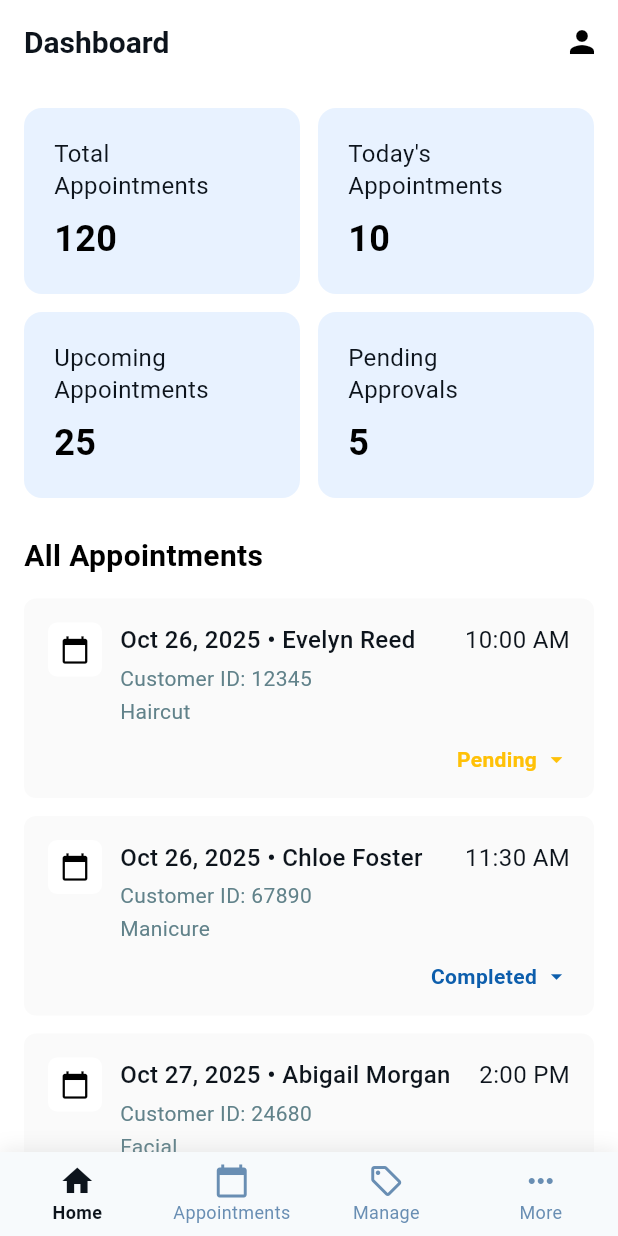
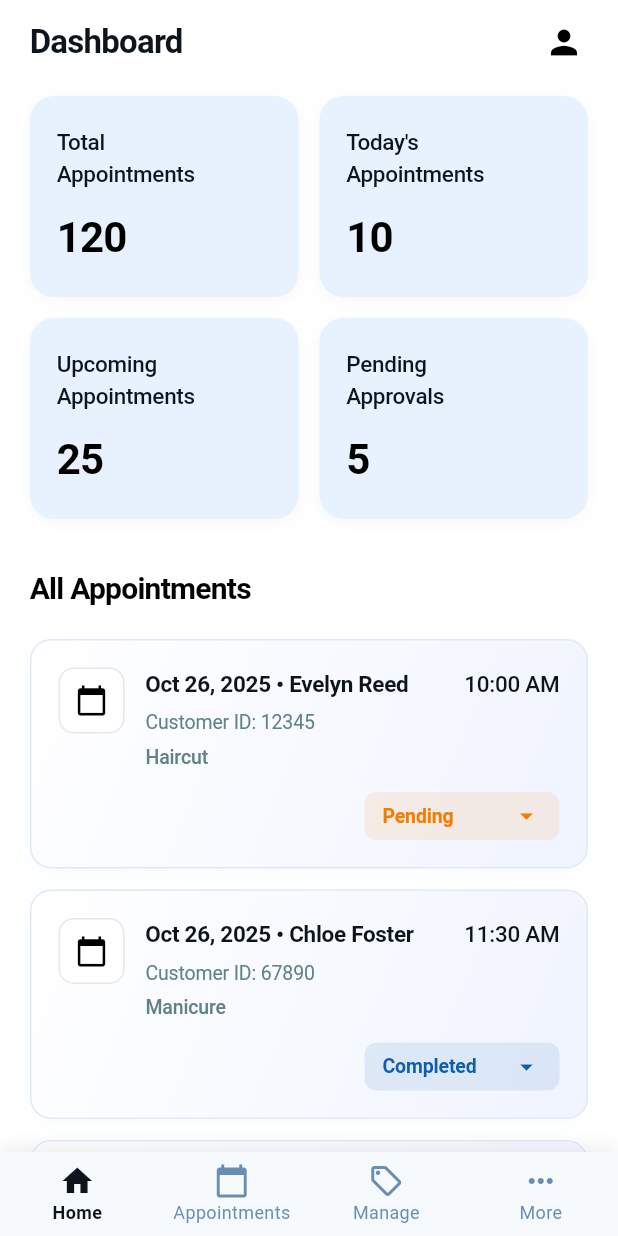
Before and after one commit to Saloon-Booking-System-SLT/Owner-Mobile-App, a Flutter app: the DashboardScreen screen opened directly, on a phone screen of 412 x 824 dp. Run offline on Flutter 3.47's test engine with Material 3 defaults, Android fonts, the light colour scheme and no system bars; our stand-ins replace image_picker, table_calendar.

Commit message:
Update Dashboard and Success screens
Refactor UI components: Clean up code, adjust paddings, and enhance styling for better readability and aesthetics

```diff
--- a/lib/core/theme/colors.dart
+++ b/lib/core/theme/colors.dart
@@ -10,7 +10,6 @@ class AppColors {
   static const Color searchBarBackground = Color(0xFFE5EDF5);
   static const Color navBackground = Color(0xFFF7FAFC);
   static const Color cardBackground = Color(0x1FE6E6E6);
-
 
   // ---- Buttons ----
   static const Color buttonPrimary = Color(0xFF0056A4);
@@ -44,12 +43,12 @@ class AppColors {
   static const Color snackBar = Color(0xFF4CAF50);
   static const Color duration = Color(0xFF4A709C);
   static const Color transparent = Colors.transparent;
-  static const Color dashboardText=Color(0xFF61828A);
-  static const Color statusRed=Color(0xFFD32F2F);
-  static const Color statusBlue=Color(0xFF0D5EAC);
-  static const Color statusGreen=Color(0xFF388E3C);
-  static const Color statusNone=Color(0xFF616161);
-  static const Color statusYellow=Color(0xFFFFC107);
+  static const Color dashboardText = Color(0xFF61828A);
+  static const Color statusRed = Color(0xFFD32F2F);
+  static const Color statusBlue = Color(0xFF0D5EAC);
+  static const Color statusGreen = Color(0xFF388E3C);
+  static const Color statusNone = Color(0xFF616161);
+  static const Color statusYellow = Color(0xFFF57C00);
 
   // ---- Borders & Dividers ----
   static const Color borderPrimary = Color(0x80000000); // 1px
@@ -57,8 +56,8 @@ class AppColors {
   static const Color placeholderBorder = Color(0x804C24BC); // 1px
   static const Color divider = Color(0xFFA2A2A2); // 1px
   static const Color tabDivider = Color(0xFFCFDBE8);
-  static const Color borderImage=Color(0xFFC3C2C2);
-  static const Color borderCard=Color(0x4D000000);
+  static const Color borderImage = Color(0xFFC3C2C2);
+  static const Color borderCard = Color(0x4D000000);
 
   // ---- Icons -----
   static const Color serviceSearchIcon = Color(0x800056A4);
--- a/lib/presentation/screens/auth/successscreen.dart
+++ b/lib/presentation/screens/auth/successscreen.dart
@@ -17,24 +17,22 @@ class _AccountSuccessScreenState extends State<AccountSuccessScreen> {
       if (mounted) {
         Navigator.pushAndRemoveUntil(
           context,
-          MaterialPageRoute(
-            builder: (context) => const LoginScreen(),
-          ),
-              (route) => false,
+          MaterialPageRoute(builder: (context) => const LoginScreen()),
+          (route) => false,
         );
       }
     });
   }
 
-  void _handleClose(BuildContext context) {
-    Navigator.pushAndRemoveUntil(
-      context,
-      MaterialPageRoute(
-        builder: (context) => const LoginScreen(),
-      ),
-          (route) => false,
-    );
-  }
+  // void _handleClose(BuildContext context) {
+  //   Navigator.pushAndRemoveUntil(
+  //     context,
+  //     MaterialPageRoute(
+  //       builder: (context) => const LoginScreen(),
+  //     ),
+  //         (route) => false,
+  //   );
+  // }
 
   @override
   Widget build(BuildContext context) {
@@ -57,11 +55,7 @@ class _AccountSuccessScreenState extends State<AccountSuccessScreen> {
                       color: Color(0xFF0D5EAC),
                       shape: BoxShape.circle,
                     ),
-                    child: const Icon(
-                      Icons.check,
-                      size: 70,
-                      color: Colors.white,
-                    ),
+                    child: const Icon(Icons.check, size: 70, color: Colors.white),
                   ),
                   const SizedBox(height: 32),
 
@@ -82,26 +76,26 @@ class _AccountSuccessScreenState extends State<AccountSuccessScreen> {
           ),
 
           // Close button
-          Positioned(
-            top: 40,
-            right: 16,
-            child: GestureDetector(
-              onTap: () => _handleClose(context),
-              child: Container(
-                width: 36,
-                height: 36,
-                decoration: BoxDecoration(
-                  color: Colors.grey[400],
-                  shape: BoxShape.circle,
-                ),
-                child: const Icon(
-                  Icons.close,
-                  size: 20,
-                  color: Colors.white,
-                ),
-              ),
-            ),
-          ),
+          // Positioned(
+          //   top: 40,
+          //   right: 16,
+          //   child: GestureDetector(
+          //     onTap: () => _handleClose(context),
+          //     child: Container(
+          //       width: 36,
+          //       height: 36,
+          //       decoration: BoxDecoration(
+          //         color: Colors.grey[400],
+          //         shape: BoxShape.circle,
+          //       ),
+          //       child: const Icon(
+          //         Icons.close,
+          //         size: 20,
+          //         color: Colors.white,
+          //       ),
+          //     ),
+          //   ),
+          // ),
         ],
       ),
     );
--- a/lib/presentation/screens/home/dashboardscreen.dart
+++ b/lib/presentation/screens/home/dashboardscreen.dart
@@ -26,28 +26,31 @@ class _DashboardScreenState extends State<DashboardScreen> {
       backgroundColor: AppColors.white,
       appBar: AppBar(
         automaticallyImplyLeading: false,
+        surfaceTintColor: Colors.transparent,
         backgroundColor: AppColors.white,
         elevation: 0,
+        titleSpacing: 20,
         title: const Text(
           'Dashboard',
           style: TextStyle(
             color: AppColors.textPrimary,
-            fontSize: 20,
+            fontSize: 22,
             fontWeight: FontWeight.w700,
+            letterSpacing: -0.5,
           ),
         ),
-        // centerTitle: true,
         actions: [
-          IconButton(
-            icon: const Icon(Icons.person, color: AppColors.black),
+          Padding(
+            padding: const EdgeInsets.only(right: 12),
+            child: IconButton(
+              icon: const Icon(Icons.person, color: AppColors.black, size: 26),
               onPressed: () {
                 Navigator.push(
                   context,
-                MaterialPageRoute(
-                  builder: (context) => const SalonProfileScreen(),
-                ),
+                  MaterialPageRoute(builder: (context) => const SalonProfileScreen()),
                 );
               },
+            ),
           ),
         ],
       ),
@@ -55,47 +58,43 @@ class _DashboardScreenState extends State<DashboardScreen> {
         child: Column(
           crossAxisAlignment: CrossAxisAlignment.start,
           children: [
+            const SizedBox(height: 8),
             Padding(
-              padding: const EdgeInsets.all(16.0),
+              padding: const EdgeInsets.symmetric(horizontal: 20.0),
               child: Column(
                 children: [
                   Row(
                     children: [
-                      Expanded(
-                        child: _buildStatCard('Total\nAppointments', '120'),
-                      ),
-                      const SizedBox(width: 12),
-                      Expanded(
-                        child: _buildStatCard('Today\'s\nAppointments', '10'),
-                      ),
+                      Expanded(child: _buildStatCard('Total\nAppointments', '120')),
+                      const SizedBox(width: 14),
+                      Expanded(child: _buildStatCard('Today\'s\nAppointments', '10')),
                     ],
                   ),
-                  const SizedBox(height: 12),
+                  const SizedBox(height: 14),
                   Row(
                     children: [
-                      Expanded(
-                        child: _buildStatCard('Upcoming\nAppointments', '25'),
-                      ),
-                      const SizedBox(width: 12),
-                      Expanded(
-                        child: _buildStatCard('Pending\nApprovals', '5'),
-                      ),
+                      Expanded(child: _buildStatCard('Upcoming\nAppointments', '25')),
+                      const SizedBox(width: 14),
+                      Expanded(child: _buildStatCard('Pending\nApprovals', '5')),
                     ],
                   ),
                 ],
               ),
             ),
+            const SizedBox(height: 24),
             const Padding(
-              padding: EdgeInsets.symmetric(horizontal: 16.0, vertical: 8),
+              padding: EdgeInsets.symmetric(horizontal: 20.0, vertical: 8),
               child: Text(
                 'All Appointments',
                 style: TextStyle(
                   fontSize: 20,
                   fontWeight: FontWeight.w700,
                   color: AppColors.black,
+                  letterSpacing: -0.5,
                 ),
               ),
             ),
+            const SizedBox(height: 4),
             _buildAppointmentItem(
               index: 0,
               date: 'Oct 26, 2025',
@@ -138,29 +137,39 @@ class _DashboardScreenState extends State<DashboardScreen> {
 
   Widget _buildStatCard(String title, String value) {
     return Container(
-      padding: const EdgeInsets.all(20),
+      padding: const EdgeInsets.symmetric(horizontal: 18, vertical: 20),
       decoration: BoxDecoration(
         color: const Color(0xFFE8F2FF),
-        borderRadius: BorderRadius.circular(12),
+        borderRadius: BorderRadius.circular(16),
+        boxShadow: [
+          BoxShadow(
+            color: Colors.black.withOpacity(0.03),
+            blurRadius: 8,
+            offset: const Offset(0, 2),
+          ),
+        ],
       ),
       child: Column(
         crossAxisAlignment: CrossAxisAlignment.start,
         children: [
           Text(
             title,
-            style: TextStyle(
-              fontSize: 16,
+            style: const TextStyle(
+              fontSize: 15,
               color: AppColors.textPrimary,
-              height: 1.3,
+              height: 1.4,
+              fontWeight: FontWeight.w500,
+              letterSpacing: -0.2,
             ),
           ),
-          const SizedBox(height: 8),
+          const SizedBox(height: 12),
           Text(
             value,
             style: const TextStyle(
-              fontSize: 24,
+              fontSize: 28,
               fontWeight: FontWeight.w700,
               color: AppColors.black,
+              letterSpacing: -0.5,
             ),
           ),
         ],
@@ -180,11 +189,23 @@ class _DashboardScreenState extends State<DashboardScreen> {
     final statusColor = _getStatusColor(status);
 
     return Container(
-      margin: const EdgeInsets.symmetric(horizontal: 16, vertical: 6),
-      padding: const EdgeInsets.all(16),
+      margin: const EdgeInsets.symmetric(horizontal: 20, vertical: 7),
+      padding: const EdgeInsets.all(18),
       decoration: BoxDecoration(
-        color: const Color(0x80F5F5F5),
-        borderRadius: BorderRadius.circular(8),
+        gradient: LinearGradient(
+          begin: Alignment.topLeft,
+          end: Alignment.bottomRight,
+          colors: [Colors.white, const Color(0xFFF0F4FF)],
+        ),
+        borderRadius: BorderRadius.circular(14),
+        border: Border.all(color: const Color(0xFFE1E8F5), width: 1),
+        boxShadow: [
+          BoxShadow(
+            color: Colors.blue.withOpacity(0.04),
+            blurRadius: 8,
+            offset: const Offset(0, 2),
+          ),
+        ],
       ),
       child: Column(
         crossAxisAlignment: CrossAxisAlignment.start,
@@ -193,18 +214,15 @@ class _DashboardScreenState extends State<DashboardScreen> {
             crossAxisAlignment: CrossAxisAlignment.start,
             children: [
               Container(
-                padding: const EdgeInsets.all(8),
+                padding: const EdgeInsets.all(10),
                 decoration: BoxDecoration(
                   color: AppColors.white,
-                  borderRadius: BorderRadius.circular(6),
+                  borderRadius: BorderRadius.circular(10),
+                  border: Border.all(color: const Color(0xFFE5E7EB), width: 1),
                 ),
-                child: Icon(
-                  Icons.calendar_today,
-                  size: 20,
-                  color: AppColors.black,
+                child: const Icon(Icons.calendar_today, size: 22, color: AppColors.black),
               ),
-              ),
-              const SizedBox(width: 12),
+              const SizedBox(width: 14),
               Expanded(
                 child: Column(
                   crossAxisAlignment: CrossAxisAlignment.start,
@@ -216,39 +234,44 @@ class _DashboardScreenState extends State<DashboardScreen> {
                           child: Text(
                             '$date • $name',
                             style: const TextStyle(
-                              fontSize: 16,
-                              fontWeight: FontWeight.w500,
+                              fontSize: 15,
+                              fontWeight: FontWeight.w600,
                               color: AppColors.textPrimary,
+                              letterSpacing: -0.2,
                             ),
                             overflow: TextOverflow.ellipsis,
                           ),
                         ),
+                        const SizedBox(width: 8),
                         Text(
                           time,
-                          style: TextStyle(
-                            fontSize: 16,
+                          style: const TextStyle(
+                            fontSize: 15,
                             color: AppColors.textPrimary,
-                            fontWeight: FontWeight.w400,
+                            fontWeight: FontWeight.w500,
+                            letterSpacing: -0.2,
                           ),
                         ),
                       ],
                     ),
+                    const SizedBox(height: 6),
+                    Text(
+                      'Customer ID: $customerId',
+                      style: const TextStyle(
+                        fontSize: 13,
+                        color: AppColors.dashboardText,
+                        fontWeight: FontWeight.w400,
+                        letterSpacing: -0.1,
+                      ),
+                    ),
                     const SizedBox(height: 4),
                     Text(
-                      'Customer ID: $customerId',
-                      style: TextStyle(
-                        fontSize: 14,
+                      service,
+                      style: const TextStyle(
+                        fontSize: 13,
                         color: AppColors.dashboardText,
-                        fontWeight: FontWeight.w400,
-                      ),
-                    ),
-                    const SizedBox(height: 2),
-                    Text(
-                      service,
-                      style: TextStyle(
-                        fontSize: 14,
-                        color: AppColors.dashboardText,
-                        fontWeight: FontWeight.w400,
+                        fontWeight: FontWeight.w500,
+                        letterSpacing: -0.1,
                       ),
                     ),
                   ],
@@ -256,11 +279,12 @@ class _DashboardScreenState extends State<DashboardScreen> {
               ),
             ],
           ),
-          const SizedBox(height: 12),
+          const SizedBox(height: 14),
           Align(
             alignment: Alignment.centerRight,
             child: PopupMenuButton<String>(
-              offset: const Offset(0, 35),
+              offset: const Offset(0, 40),
+              shape: RoundedRectangleBorder(borderRadius: BorderRadius.circular(12)),
               onSelected: (String newStatus) {
                 setState(() {
                   _appointmentStatuses[index] = newStatus;
@@ -279,20 +303,31 @@ class _DashboardScreenState extends State<DashboardScreen> {
                     _buildPopupMenuItem('In Progress', AppColors.statusGreen),
                     _buildPopupMenuItem('Cancel', AppColors.statusRed),
                   ],
+              child: Container(
+                width: 130,
+                padding: const EdgeInsets.symmetric(horizontal: 12, vertical: 6),
+                decoration: BoxDecoration(
+                  color: statusColor.withOpacity(0.1),
+                  borderRadius: BorderRadius.circular(8),
+                ),
                 child: Row(
-                mainAxisSize: MainAxisSize.min,
+                  mainAxisAlignment: MainAxisAlignment.spaceBetween,
                   children: [
-                  Text(
+                    Expanded(
+                      child: Text(
                         status,
                         style: TextStyle(
-                      fontSize: 14,
+                          fontSize: 13,
                           color: statusColor,
                           fontWeight: FontWeight.w600,
+                          letterSpacing: -0.1,
+                        ),
+                        overflow: TextOverflow.ellipsis,
                       ),
                     ),
-                  const SizedBox(width: 4),
-                  Icon(Icons.arrow_drop_down, size: 18, color: statusColor),
+                    Icon(Icons.arrow_drop_down, size: 20, color: statusColor),
                   ],
+                ),
               ),
             ),
           ),
@@ -304,14 +339,7 @@ class _DashboardScreenState extends State<DashboardScreen> {
   PopupMenuItem<String> _buildPopupMenuItem(String text, Color color) {
     return PopupMenuItem<String>(
       value: text,
-      child: Text(
-        text,
-        style: TextStyle(
-          color: color,
-          fontWeight: FontWeight.w600,
-          fontSize: 13,
-        ),
-      ),
+      child: Text(text, style: TextStyle(color: color, fontWeight: FontWeight.w600, fontSize: 13)),
     );
   }
 
```
Lines whose indentation alone changed are shown as unchanged.
